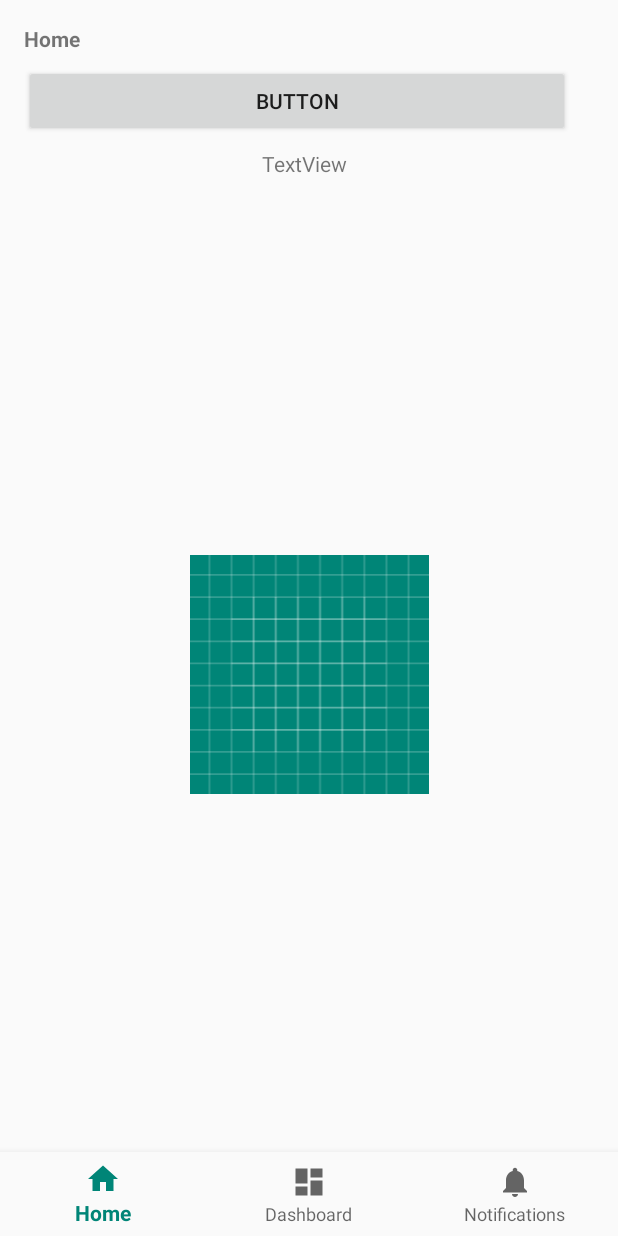
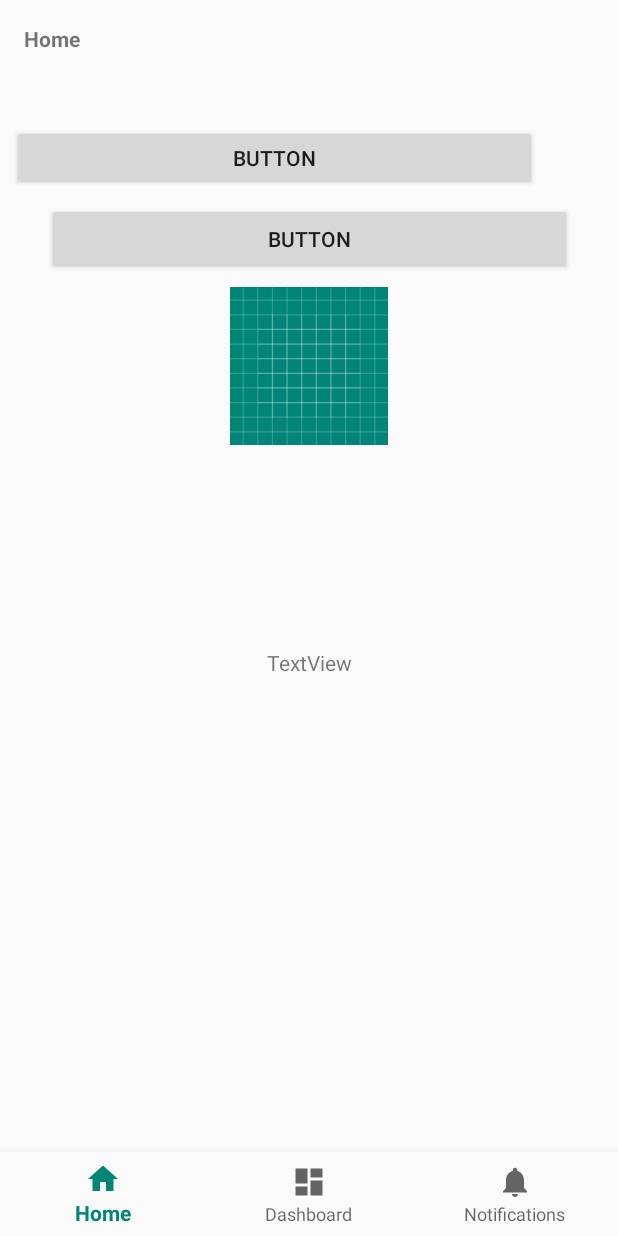
Before and after one commit to tjhannes/tum_huawai, an Android app: the layout activity_main.xml on its own in the app's theme, with its tools: preview values and no code run, on a phone screen of 412 x 824 dp. Run offline under Robolectric (Android 15) with nearby library versions, the light colour scheme and no system bars.

Commit message:
camera function implemented

```diff
--- a/app/src/main/res/layout/activity_main.xml
+++ b/app/src/main/res/layout/activity_main.xml
@@ -32,35 +32,55 @@
 
     <Button
         android:id="@+id/buttonPredictScene"
-        android:layout_width="364dp"
-        android:layout_height="wrap_content"
-        android:layout_marginStart="16dp"
-        android:layout_marginTop="8dp"
+        android:layout_width="350dp"
+        android:layout_height="44dp"
+        android:layout_marginStart="8dp"
+        android:layout_marginTop="48dp"
+        android:layout_marginEnd="8dp"
         android:text="Button"
+        app:layout_constraintEnd_toEndOf="parent"
+        app:layout_constraintHorizontal_bias="0.0"
         app:layout_constraintStart_toStartOf="parent"
         app:layout_constraintTop_toBottomOf="@+id/message" />
 
-    <TextView
-        android:id="@+id/textPrediction"
-        android:layout_width="358dp"
-        android:layout_height="31dp"
-        android:layout_marginStart="24dp"
+    <Button
+        android:id="@+id/buttonCamera"
+        android:layout_width="350dp"
+        android:layout_height="wrap_content"
+        android:layout_marginStart="8dp"
         android:layout_marginTop="8dp"
-        android:text="TextView"
-        android:textAlignment="center"
+        android:layout_marginEnd="8dp"
+        android:text="Button"
+        app:layout_constraintEnd_toEndOf="parent"
         app:layout_constraintStart_toStartOf="parent"
         app:layout_constraintTop_toBottomOf="@+id/buttonPredictScene" />
 
-    <ImageView
-        android:id="@+id/imageLoad"
-        android:layout_width="188dp"
-        android:layout_height="159dp"
+    <TextView
+        android:id="@+id/textPrediction"
+        android:layout_width="304dp"
+        android:layout_height="95dp"
+        android:layout_marginStart="20dp"
         android:layout_marginTop="8dp"
+        android:layout_marginEnd="20dp"
         android:layout_marginBottom="8dp"
+        android:text="TextView"
+        android:textAlignment="center"
         app:layout_constraintBottom_toTopOf="@+id/navigation"
         app:layout_constraintEnd_toEndOf="parent"
         app:layout_constraintStart_toStartOf="parent"
-        app:layout_constraintTop_toBottomOf="@+id/textPrediction"
+        app:layout_constraintTop_toBottomOf="@+id/imageLoad"
+        app:layout_constraintVertical_bias="0.354" />
+
+    <ImageView
+        android:id="@+id/imageLoad"
+        android:layout_width="185dp"
+        android:layout_height="105dp"
+        android:layout_marginTop="8dp"
+        app:layout_constraintEnd_toEndOf="parent"
+        app:layout_constraintStart_toStartOf="parent"
+        app:layout_constraintTop_toBottomOf="@+id/buttonCamera"
         app:srcCompat="@drawable/ic_launcher_background" />
 
+
+
 </android.support.constraint.ConstraintLayout>
--- /dev/null
+++ b/app/src/main/res/layout/activity_voice_rec.xml
@@ -0,0 +1,6 @@
+<?xml version="1.0" encoding="utf-8"?>
+<android.support.constraint.ConstraintLayout
+    xmlns:android="http://schemas.android.com/apk/res/android" android:layout_width="match_parent"
+    android:layout_height="match_parent">
+
+</android.support.constraint.ConstraintLayout>
--- /dev/null
+++ b/app/src/main/res/xml/filepaths.xml
@@ -0,0 +1,6 @@
+<?xml version="1.0" encoding="utf-8"?>
+<resources>
+    <paths xmlns:android="http://schemas.android.com/apk/res/android">
+        <external-path  path="Pictures" name="Pictures" />
+    </paths>
+</resources>
```
Also changed, not shown: app/build.gradle (+9 -0 lines), app/src/main/AndroidManifest.xml (+15 -0 lines), app/src/main/java/com/example/johannes/huawei/MainActivity.java (+149 -31 lines), app/src/main/java/com/example/johannes/huawei/VoiceRecActivity.java (added, +48 -0 lines).
